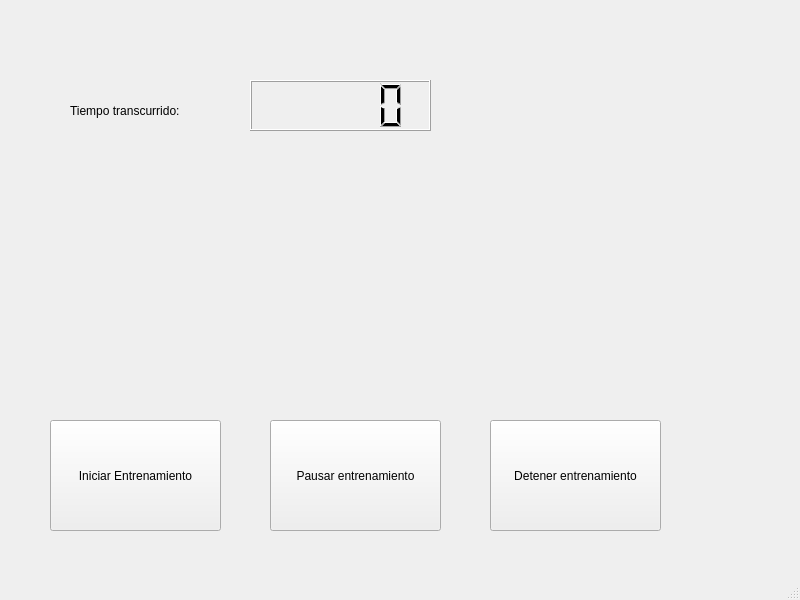
Above: cardiowindow.ui from JorgeGuerra99/software_sport_bike before the change. Below: the same form after it.
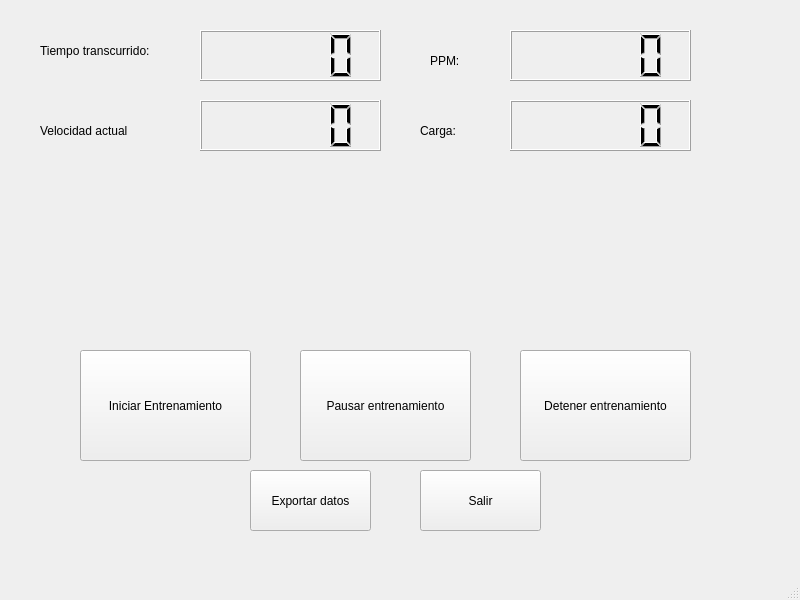
That is the form after the change.

```diff
--- a/cardiowindow.ui
+++ b/cardiowindow.ui
@@ -17,8 +17,8 @@
    <widget class="QPushButton" name="pushButton">
     <property name="geometry">
      <rect>
-      <x>50</x>
-      <y>420</y>
+      <x>80</x>
+      <y>350</y>
       <width>171</width>
       <height>111</height>
      </rect>
@@ -30,8 +30,8 @@
    <widget class="QPushButton" name="pushButton_2">
     <property name="geometry">
      <rect>
-      <x>270</x>
-      <y>420</y>
+      <x>300</x>
+      <y>350</y>
       <width>171</width>
       <height>111</height>
      </rect>
@@ -43,8 +43,8 @@
    <widget class="QPushButton" name="pushButton_3">
     <property name="geometry">
      <rect>
-      <x>490</x>
-      <y>420</y>
+      <x>520</x>
+      <y>350</y>
       <width>171</width>
       <height>111</height>
      </rect>
@@ -56,8 +56,8 @@
    <widget class="QLCDNumber" name="lcdNumber">
     <property name="geometry">
      <rect>
-      <x>250</x>
-      <y>80</y>
+      <x>200</x>
+      <y>30</y>
       <width>181</width>
       <height>51</height>
      </rect>
@@ -66,8 +66,8 @@
    <widget class="QLabel" name="label">
     <property name="geometry">
      <rect>
-      <x>70</x>
-      <y>90</y>
+      <x>40</x>
+      <y>30</y>
       <width>171</width>
       <height>41</height>
      </rect>
@@ -76,6 +76,101 @@
      <string>Tiempo transcurrido:</string>
     </property>
    </widget>
+   <widget class="QLCDNumber" name="lcdNumber_2">
+    <property name="geometry">
+     <rect>
+      <x>200</x>
+      <y>100</y>
+      <width>181</width>
+      <height>51</height>
+     </rect>
+    </property>
+   </widget>
+   <widget class="QLCDNumber" name="lcdNumber_3">
+    <property name="geometry">
+     <rect>
+      <x>510</x>
+      <y>100</y>
+      <width>181</width>
+      <height>51</height>
+     </rect>
+    </property>
+   </widget>
+   <widget class="QLCDNumber" name="lcdNumber_4">
+    <property name="geometry">
+     <rect>
+      <x>510</x>
+      <y>30</y>
+      <width>181</width>
+      <height>51</height>
+     </rect>
+    </property>
+   </widget>
+   <widget class="QLabel" name="label_2">
+    <property name="geometry">
+     <rect>
+      <x>40</x>
+      <y>110</y>
+      <width>171</width>
+      <height>41</height>
+     </rect>
+    </property>
+    <property name="text">
+     <string>Velocidad actual</string>
+    </property>
+   </widget>
+   <widget class="QLabel" name="label_3">
+    <property name="geometry">
+     <rect>
+      <x>430</x>
+      <y>40</y>
+      <width>51</width>
+      <height>41</height>
+     </rect>
+    </property>
+    <property name="text">
+     <string>PPM:</string>
+    </property>
+   </widget>
+   <widget class="QLabel" name="label_4">
+    <property name="geometry">
+     <rect>
+      <x>420</x>
+      <y>110</y>
+      <width>71</width>
+      <height>41</height>
+     </rect>
+    </property>
+    <property name="text">
+     <string>Carga:</string>
+    </property>
+   </widget>
+   <widget class="QPushButton" name="pushButton_4">
+    <property name="geometry">
+     <rect>
+      <x>250</x>
+      <y>470</y>
+      <width>121</width>
+      <height>61</height>
+     </rect>
+    </property>
+    <property name="text">
+     <string>Exportar datos</string>
+    </property>
+   </widget>
+   <widget class="QPushButton" name="pushButton_5">
+    <property name="geometry">
+     <rect>
+      <x>420</x>
+      <y>470</y>
+      <width>121</width>
+      <height>61</height>
+     </rect>
+    </property>
+    <property name="text">
+     <string>Salir</string>
+    </property>
+   </widget>
   </widget>
   <widget class="QMenuBar" name="menubar">
    <property name="geometry">
```
